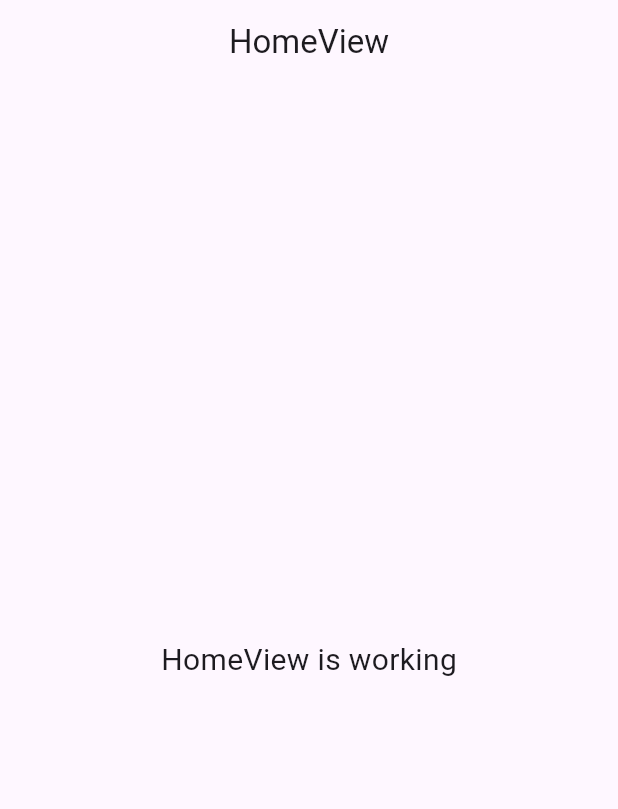
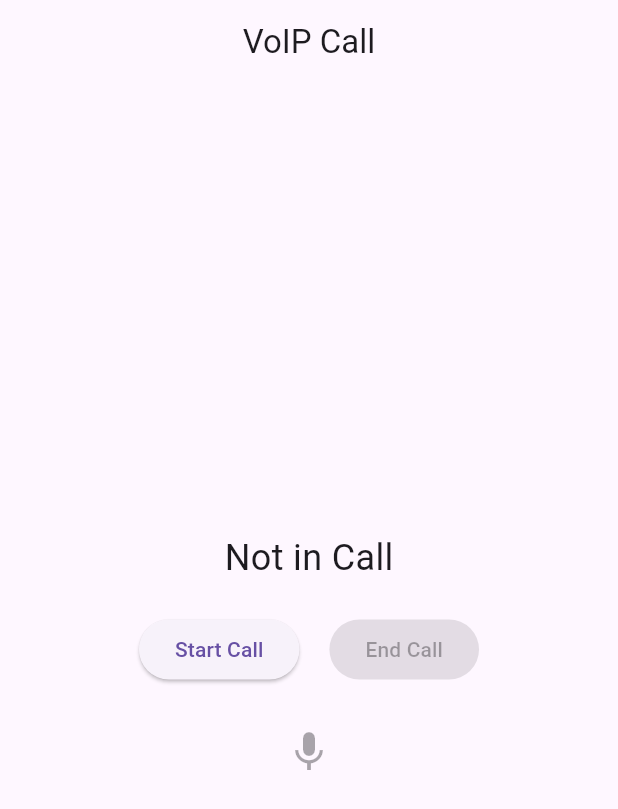
Before and after one commit to vinit-mp/voice_lite, a Flutter app: the screen it shows after launch, on a phone screen of 412 x 824 dp. Shown: the top 809 px of the screen. Run offline on Flutter 3.47's test engine with Material 3 defaults, Android fonts, the phone set to English and light mode, and no system bars; our stand-ins replace get; missing offline and left inert: flutter_webrtc.

Commit message:
- add basic basic routing. - add call receiving and ending login using webRTC package.

```diff
--- a/lib/app/modules/home/views/home_view.dart
+++ b/lib/app/modules/home/views/home_view.dart
@@ -10,13 +10,46 @@ class HomeView extends GetView<HomeController> {
   Widget build(BuildContext context) {
     return Scaffold(
       appBar: AppBar(
-        title: const Text('HomeView'),
+        title: Text('VoIP Call'),
         centerTitle: true,
       ),
-      body: const Center(
-        child: Text(
-          'HomeView is working',
-          style: TextStyle(fontSize: 20),
+      body: Center(
+        child: Column(
+          mainAxisAlignment: MainAxisAlignment.center,
+          children: [
+            Obx(() => Text(
+                  controller.isInCall ? 'In Call' : 'Not in Call',
+                  style: TextStyle(fontSize: 24),
+                )),
+            SizedBox(height: 20),
+            Row(
+              mainAxisAlignment: MainAxisAlignment.center,
+              children: [
+                Obx(() => ElevatedButton(
+                      onPressed:
+                          controller.isInCall ? null : controller.startCall,
+                      child: Text('Start Call'),
+                    )),
+                SizedBox(width: 20),
+                Obx(() => ElevatedButton(
+                      onPressed:
+                          controller.isInCall ? controller.endCall : null,
+                      child: Text('End Call'),
+                      style: ElevatedButton.styleFrom(
+                        backgroundColor: Colors.red,
+                      ),
+                    )),
+              ],
+            ),
+            SizedBox(height: 20),
+            Obx(() => IconButton(
+                  icon: Icon(
+                    controller.isMuted ? Icons.mic_off : Icons.mic,
+                    size: 32,
+                  ),
+                  onPressed: controller.isInCall ? controller.toggleMute : null,
+                )),
+          ],
         ),
       ),
     );
--- a/lib/app/routes/app_pages.dart
+++ b/lib/app/routes/app_pages.dart
@@ -7,6 +7,8 @@ part 'app_routes.dart';
 
 class AppPages {
   AppPages._();
+
+// TODO: We might need auth if it is itegrated with another service
 
   static const INITIAL = Routes.HOME;
 
--- a/pubspec.yaml
+++ b/pubspec.yaml
@@ -36,6 +36,7 @@ dependencies:
   # Use with the CupertinoIcons class for iOS style icons.
   cupertino_icons: ^1.0.8
   get: ^4.6.6
+  flutter_webrtc: ^0.12.5+hotfix.1
 
 dev_dependencies:
   flutter_test:
```
Also changed, not shown: lib/app/modules/home/controllers/home_controller.dart (+128 -7 lines), pubspec.lock.
